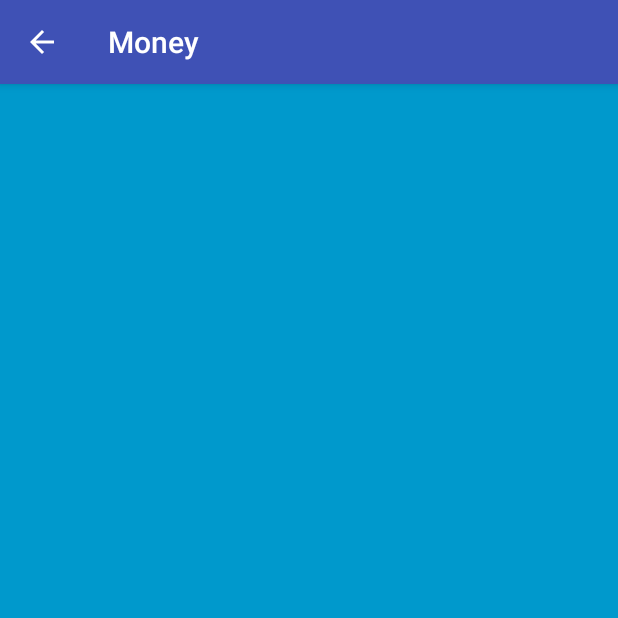
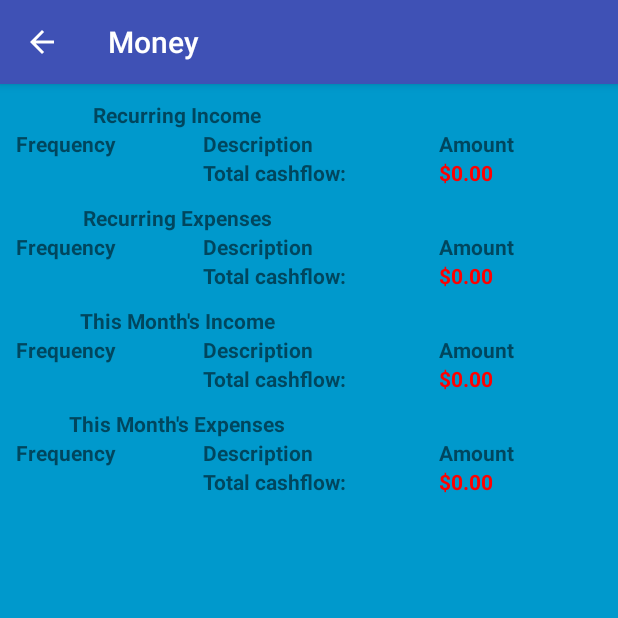
Before and after one commit to Luke-Taylor/MoneyManager, an Android app: the ViewIncomeExpenses screen opened directly, with no data from a screen before it, on a phone screen of 412 x 824 dp, the top half of it. Run offline under Robolectric (Android 15) with nearby library versions, the phone set to English and light mode, and no system bars.

Commit message:
Added view income/expenses; squished bugs; added more bugs

```diff
--- a/app/src/main/java/lt/moneymanager/FinanceActivity.java
+++ b/app/src/main/java/lt/moneymanager/FinanceActivity.java
@@ -69,13 +69,14 @@ public class FinanceActivity extends AppCompatActivity {
 
             newData = new JSONObject();
             newData.put("cost",Double.parseDouble(((EditText)findViewById(R.id.numAmount)).getText().toString()));
-            newData.put("name",((EditText)findViewById(R.id.txtName)).getText().toString());
+            newData.put("description",((EditText)findViewById(R.id.txtName)).getText().toString());
 
             if(freq.getSelectedItemPosition() == 0){
                 format = new SimpleDateFormat("MM/yyyy");
                 obj = financeData.getJSONObject(format.format(Calendar.getInstance().getTime()));
                 if(((RadioButton)findViewById(R.id.radExpense)).isChecked()){
                     arr = obj.getJSONArray("Expenses");
+                    newData.put("cost",-newData.getDouble("cost"));
                 } else {
                     arr = obj.getJSONArray("Income");
                 }
@@ -99,6 +100,7 @@ public class FinanceActivity extends AppCompatActivity {
                 obj = financeData.getJSONObject("recurring");
                 if(((RadioButton)findViewById(R.id.radExpense)).isChecked()){
                     arr = obj.getJSONArray("Expenses");
+                    newData.put("cost",-newData.getDouble("cost"));
                 } else {
                     arr = obj.getJSONArray("Income");
                 }
--- a/app/src/main/java/lt/moneymanager/ViewIncomeExpenses.java
+++ b/app/src/main/java/lt/moneymanager/ViewIncomeExpenses.java
@@ -1,16 +1,29 @@
 package lt.moneymanager;
 
 import android.annotation.SuppressLint;
+import android.graphics.Typeface;
 import android.support.v7.app.ActionBar;
 import android.support.v7.app.AppCompatActivity;
 import android.os.Bundle;
 import android.os.Handler;
+import android.util.Log;
+import android.view.Gravity;
 import android.view.MotionEvent;
 import android.view.View;
 import android.view.MenuItem;
 import android.support.v4.app.NavUtils;
+import android.widget.TableLayout;
+import android.widget.TableRow;
+import android.widget.TextView;
 
+import org.json.JSONArray;
 import org.json.JSONObject;
+
+import java.text.NumberFormat;
+import java.text.SimpleDateFormat;
+import java.util.Calendar;
+
+import static android.R.attr.typeface;
 
 /**
  * An example full-screen activity that shows and hides the system UI (i.e.
@@ -29,6 +42,31 @@ public class ViewIncomeExpenses extends AppCompatActivity {
         }
 
         JSONObject financeData;
+        JSONObject obj;
+        JSONArray arr;
+        SimpleDateFormat format;
+        try{
+            financeData = FileManager.getFinanceData(this);
+            obj = financeData.getJSONObject("recurring");
+
+            arr = obj.getJSONArray("Income");
+            generateTable(arr,R.id.tableMonthlyIn);
+
+            arr = obj.getJSONArray("Expenses");
+            generateTable(arr,R.id.tableMonthlyEx);
+
+            format = new SimpleDateFormat("MM/yyyy");
+            obj = financeData.getJSONObject(format.format(Calendar.getInstance().getTime()));
+
+            arr = obj.getJSONArray("Income");
+            generateTable(arr,R.id.tableThisMonthIn);
+
+            arr = obj.getJSONArray("Expenses");
+            generateTable(arr,R.id.tableThisMonthEx);
+
+        } catch (Exception ex){
+            Log.d("Error", ex.toString());
+        }
 
     }
 
@@ -45,4 +83,148 @@ public class ViewIncomeExpenses extends AppCompatActivity {
         return super.onOptionsItemSelected(item);
     }
 
+    private void generateTable(JSONArray arr, int tableID) throws Exception{
+        TableLayout table;
+        TableRow row;
+        TextView cost;
+        TextView description;
+        TextView frequency;
+        TableRow.LayoutParams params;
+        JSONObject data;
+        double freq;
+        double amount;
+        double total = 0;
+NumberFormat curr;
+        try{
+            params = new TableRow.LayoutParams();
+            params.weight = 1;
+
+            curr = NumberFormat.getCurrencyInstance();
+
+            table = (TableLayout)findViewById(tableID);
+
+            row = new TableRow(this);
+            cost = new TextView(this);
+
+            cost.setText("Amount");
+            //params = (TableRow.LayoutParams)cost.getLayoutParams();
+            //params.weight = 1;
+            cost.setLayoutParams(params);
+            cost.setTypeface(null, Typeface.BOLD);
+
+            description = new TextView(this);
+            description.setText("Description");
+            //params = (TableRow.LayoutParams)description.getLayoutParams();
+            //params.weight = 1;
+            description.setLayoutParams(params);
+            description.setTypeface(null, Typeface.BOLD);
+
+            frequency = new TextView(this);
+            frequency.setText("Frequency");
+            //params = (TableRow.LayoutParams)frequency.getLayoutParams();
+            //params.weight = 1;
+            frequency.setLayoutParams(params);
+            frequency.setTypeface(null, Typeface.BOLD);
+
+            row.addView(frequency);
+            row.addView(description);
+            row.addView(cost);
+
+            table.addView(row);
+
+            for(int i = 0; i < arr.length(); i++){
+                row = new TableRow(this);
+                cost = new TextView(this);
+                description = new TextView(this);
+                frequency = new TextView(this);
+                data = arr.getJSONObject(i);
+
+                amount = data.getDouble("cost");
+             //   params = (TableRow.LayoutParams)cost.getLayoutParams();
+              //  params.weight = 1;
+
+                description.setText(data.getString("description"));
+               // params = (TableRow.LayoutParams)description.getLayoutParams();
+               // params.weight = 1;
+                description.setLayoutParams(params);
+
+
+                if(data.has("frequency")) {
+                    freq = data.getDouble("frequency");
+                    total += amount * freq;
+                    if (freq == 1) {
+                        frequency.setText("Monthly");
+                    } else if (freq < 10) {
+                        frequency.setText("Weekly");
+                        cost.setText(curr.format(amount) + " (" + curr.format(amount * freq) + ")");
+                    } else { //daily
+                        frequency.setText("Daily");
+                        cost.setText(curr.format(amount) + " (" + curr.format(amount * freq) + ")");
+                    }
+                } else {
+                    frequency.setText("-");
+                }
+                frequency.setLayoutParams(params);
+
+                if(amount > 0){
+                    cost.setTextColor(getResources().getColor(R.color.positive_cashflow));
+                } else {
+                    cost.setTextColor(getResources().getColor(R.color.negative_cashflow));
+                    amount = -amount;
+                }
+                cost.setText(curr.format(amount));
+                //params = (TableRow.LayoutParams)frequency.getLayoutParams();
+                //params.weight = 1;
+                cost.setLayoutParams(params);
+
+                row.addView(frequency);
+                row.addView(description);
+                row.addView(cost);
+
+                table.addView(row);
+            }
+
+            row = new TableRow(this);
+            cost = new TextView(this);
+            description = new TextView(this);
+            frequency = new TextView(this);
+
+
+            frequency.setText("");
+//            params = (TableRow.LayoutParams)cost.getLayoutParams();
+ //           params.weight = 1;
+            frequency.setLayoutParams(params);
+
+            description.setText("Total cashflow: ");
+    //        params = (TableRow.LayoutParams)description.getLayoutParams();
+  //          params.weight = 1;
+            description.setLayoutParams(params);
+            description.setTypeface(null, Typeface.BOLD);
+
+            if(total > 0){
+                cost.setTextColor(getResources().getColor(R.color.positive_cashflow));
+            } else {
+                cost.setTextColor(getResources().getColor(R.color.negative_cashflow));
+                if(total < 0) {
+                    total = -total;
+                }
+            }
+            cost.setText(curr.format(total));
+     //       params = (TableRow.LayoutParams)frequency.getLayoutParams();
+     //       params.weight = 1;
+            cost.setLayoutParams(params);
+            cost.setTypeface(null, Typeface.BOLD);
+
+            row.addView(frequency);
+            row.addView(description);
+            row.addView(cost);
+
+            table.addView(row);
+
+        } catch (Exception ex){
+            Log.d("Error",ex.toString());
+            throw new Exception("Error generating table",ex);
+        }
+    }
+
 }
--- a/app/src/main/res/layout/activity_finance.xml
+++ b/app/src/main/res/layout/activity_finance.xml
@@ -82,7 +82,8 @@
         <EditText
             android:layout_width="match_parent"
             android:layout_height="wrap_content"
-            android:inputType="number"
+            android:inputType="numberDecimal"
+            android:digits="0123456789."
             android:id="@+id/numAmount"
             android:layout_weight="1"/>
     </TableRow>
--- a/app/src/main/res/layout/activity_view_income_expenses.xml
+++ b/app/src/main/res/layout/activity_view_income_expenses.xml
@@ -6,16 +6,106 @@
     tools:context="lt.moneymanager.ViewIncomeExpenses">
 
     <ScrollView
-        android:layout_width="wrap_content"
+        android:layout_width="match_parent"
         android:layout_height="wrap_content"
         >
+<RelativeLayout
+    android:layout_width="match_parent"
+    android:layout_height="wrap_content"
+    android:orientation="horizontal"
+    android:padding="5sp">
+        <TableLayout
+            android:layout_width="match_parent"
+            android:layout_height="wrap_content"
+            android:id="@+id/tableMonthlyIn"
+            android:padding="5sp">
+
+            <TableRow
+                android:layout_width="fill_parent"
+                android:layout_height="wrap_content">
+
+                <TextView
+                    android:text="@string/recurring_in"
+                    android:layout_span="3"
+                    android:layout_width="wrap_content"
+                    android:textAlignment="center"
+                    android:layout_gravity="center"
+                    android:textStyle="bold"/>
+
+            </TableRow>
+
+        </TableLayout>
 
         <TableLayout
-            android:layout_width="wrap_content"
+            android:layout_below="@id/tableMonthlyIn"
+            android:layout_width="match_parent"
             android:layout_height="wrap_content"
-            android:id="@+id/tableMonthly">
+            android:id="@+id/tableMonthlyEx"
+            android:padding="5sp">
+
+            <TableRow
+                android:layout_width="fill_parent"
+                android:layout_height="wrap_content">
+
+                <TextView
+                    android:text="@string/recurring_ex"
+                    android:layout_span="3"
+                    android:layout_width="wrap_content"
+                    android:textAlignment="center"
+                    android:layout_gravity="center"
+                    android:textStyle="bold"/>
+
+            </TableRow>
 
         </TableLayout>
+
+    <TableLayout
+        android:layout_below="@id/tableMonthlyEx"
+        android:layout_width="match_parent"
+        android:layout_height="wrap_content"
+        android:id="@+id/tableThisMonthIn"
+        android:padding="5sp">
+
+        <TableRow
+            android:layout_width="fill_parent"
+            android:layout_height="wrap_content">
+
+            <TextView
+                android:text="@string/month_in"
+                android:layout_span="3"
+                android:layout_width="wrap_content"
+                android:textAlignment="center"
+                android:layout_gravity="center"
+                android:textStyle="bold"/>
+
+        </TableRow>
+
+    </TableLayout>
+
+    <TableLayout
+        android:layout_below="@id/tableThisMonthIn"
+        android:layout_width="match_parent"
+        android:layout_height="wrap_content"
+        android:id="@+id/tableThisMonthEx"
+        android:padding="5sp">
+
+        <TableRow
+            android:layout_width="fill_parent"
+            android:layout_height="wrap_content">
+
+            <TextView
+                android:text="@string/month_ex"
+                android:layout_span="3"
+                android:layout_width="wrap_content"
+                android:textAlignment="center"
+                android:layout_gravity="center"
+                android:textStyle="bold"/>
+
+        </TableRow>
+
+    </TableLayout>
+
+</RelativeLayout>
 
     </ScrollView>
 
--- a/app/src/main/res/values/strings.xml
+++ b/app/src/main/res/values/strings.xml
@@ -26,4 +26,8 @@
     <string name="save">Save</string>
 
     <string name="title_activity_view_income_expenses">Money</string>
+    <string name="recurring_in">Recurring Income</string>
+    <string name="recurring_ex">Recurring Expenses</string>
+    <string name="month_in">This Month\'s Income</string>
+    <string name="month_ex">This Month\'s Expenses</string>
 </resources>
```
Also changed, not shown: app/src/main/java/lt/moneymanager/BalanceActivity.java (+39 -14 lines), app/src/main/java/lt/moneymanager/FileManager.java (+10 -0 lines).
